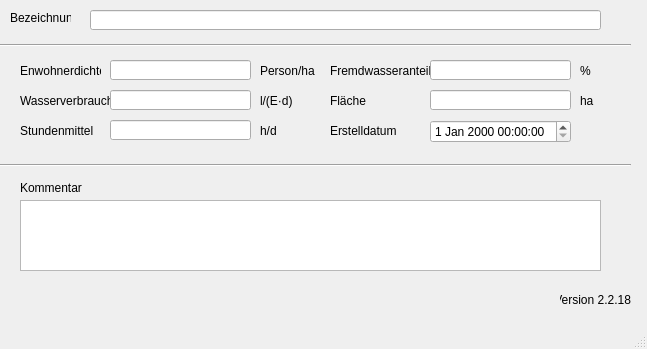
hoettges/QKan, file qkan/database/templates/teilgebiete.ui: the form before one commit.
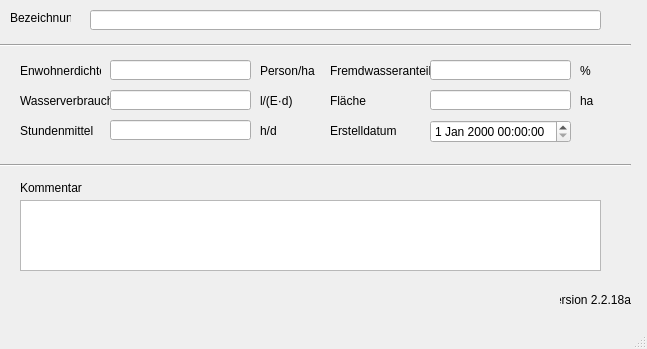
The form after the commit. Custom widgets are drawn as their Qt base class.

What changed in the file:
```diff
--- a/qkan/database/templates/teilgebiete.ui
+++ b/qkan/database/templates/teilgebiete.ui
@@ -305,7 +305,7 @@
      <string>Version QKan Import</string>
     </property>
     <property name="text">
-     <string>Version 2.2.18</string>
+     <string>Version 2.2.18a</string>
     </property>
     <property name="alignment">
      <set>Qt::AlignRight|Qt::AlignTrailing|Qt::AlignVCenter</set>
```
